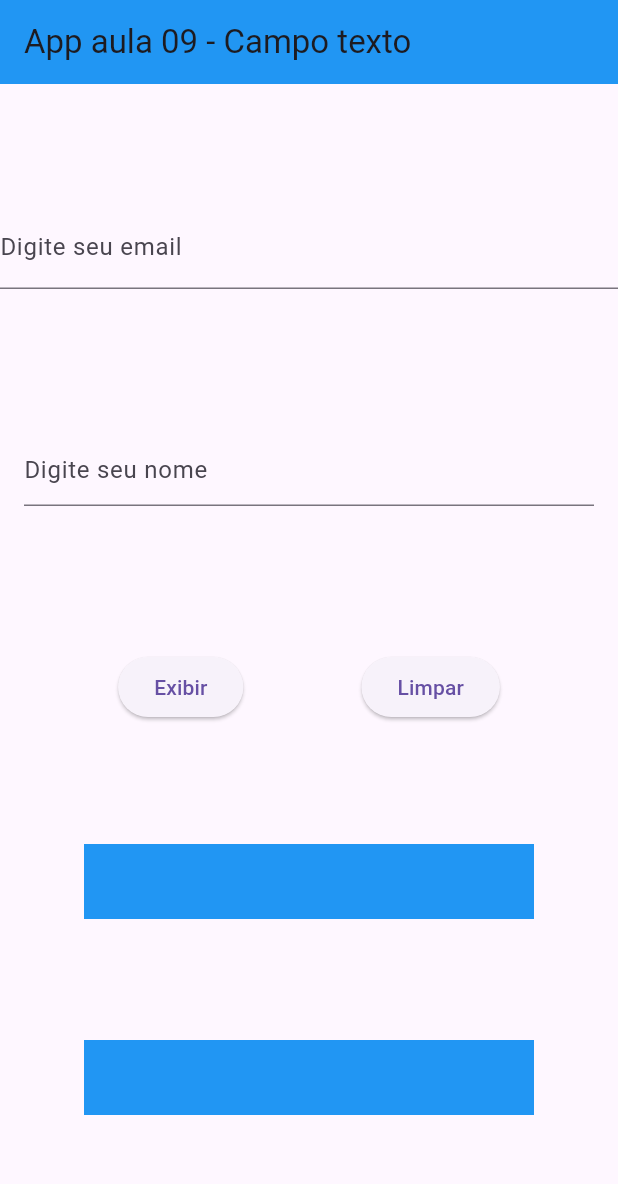
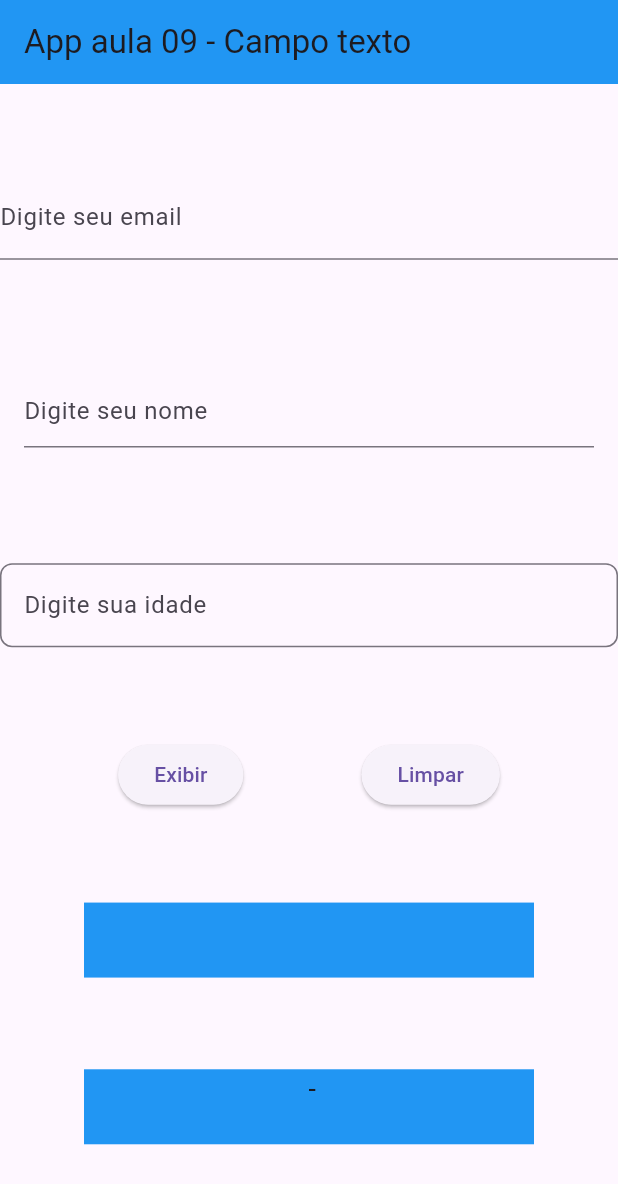
Before and after one commit to Leonardordss/Desenv_Mobile, a Flutter app: the screen it shows after launch, on a phone screen of 412 x 824 dp. Shown: the top 1184 px of the screen. Run offline on Flutter 3.47's test engine with Material 3 defaults, Android fonts, the light colour scheme and no system bars.

Commit message:
App Campo Texto

```diff
--- a/Aula09/app_campo/lib/main.dart
+++ b/Aula09/app_campo/lib/main.dart
@@ -1,4 +1,5 @@
 import 'package:flutter/material.dart';
+import 'package:flutter/services.dart';
 
 void main() {
   // função runApp que executa a classe com a Tela do aplicativo
@@ -36,10 +37,12 @@
   // declara variavel do tipo TextEdittingController
   TextEditingController email = TextEditingController();
   TextEditingController nome = TextEditingController();
+  TextEditingController idade = TextEditingController();
   _limpar(){
     setState(() {
       email.text="";
       nome.text="";
+      idade.text ="";
     });
   }
   @override
@@ -75,6 +78,21 @@
         ),
       ),
 
+     TextField(
+      keyboardType: TextInputType.number,
+      inputFormatters: [FilteringTextInputFormatter.digitsOnly],
+      decoration: InputDecoration(
+        labelText: "Digite sua idade",
+        // border parametro que permite estilizar o widget textfield
+        border: OutlineInputBorder(
+          borderRadius:// BorderRadius.circular(8)
+          BorderRadius.circular(8),
+        )
+      ),
+      controller: idade,
+
+     ),
+
       // cria um botao para ao ser pressionado exibir no terminal o que o usuario digita
 
       // Cria uma Row para permitir colocar um botao do lado do outro
@@ -88,6 +106,7 @@
           setState(() {
             email.text;
             nome.text;
+            idade.text;
 
           });
 
@@ -104,7 +123,7 @@
       style: TextStyle(fontSize: 18),),
       ),
       Container(width: 300,height: 50,
-      color: Colors.blue,child: Text("${nome.text}",
+      color: Colors.blue,child: Text("${nome.text} - ${idade.text}",
       textAlign: TextAlign.center,
 
       style: TextStyle(fontSize: 18),),
```
